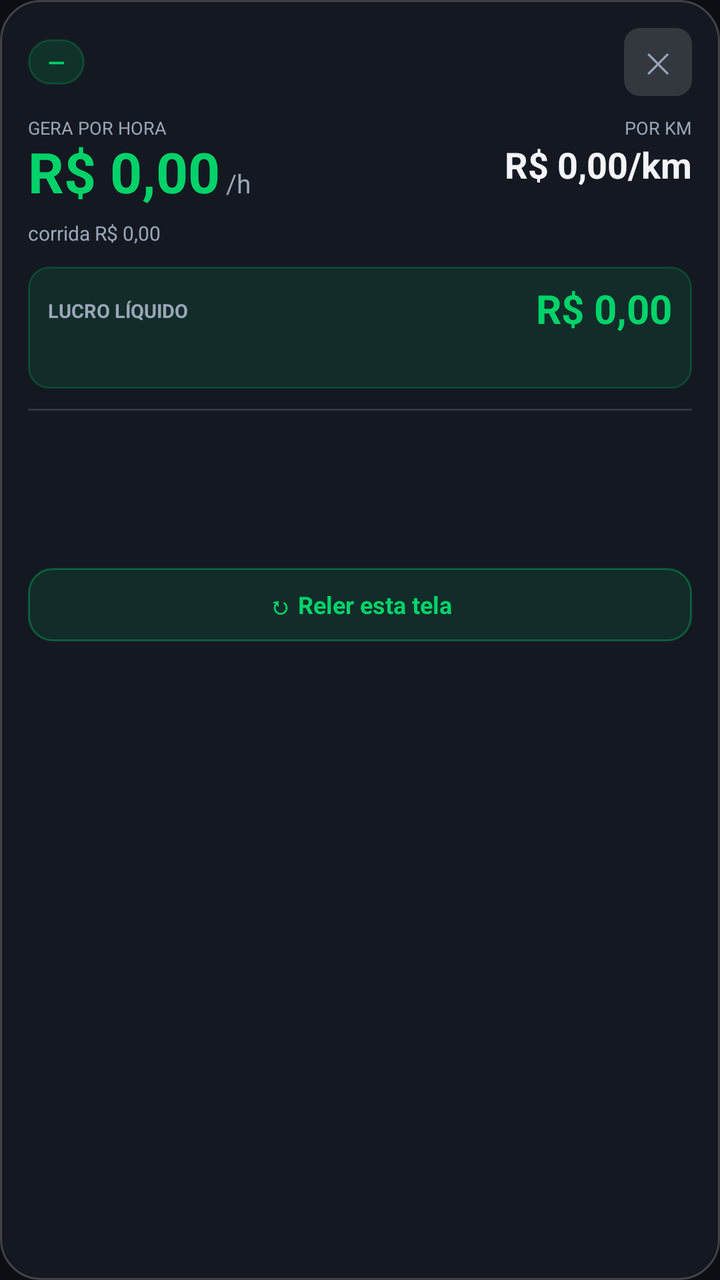
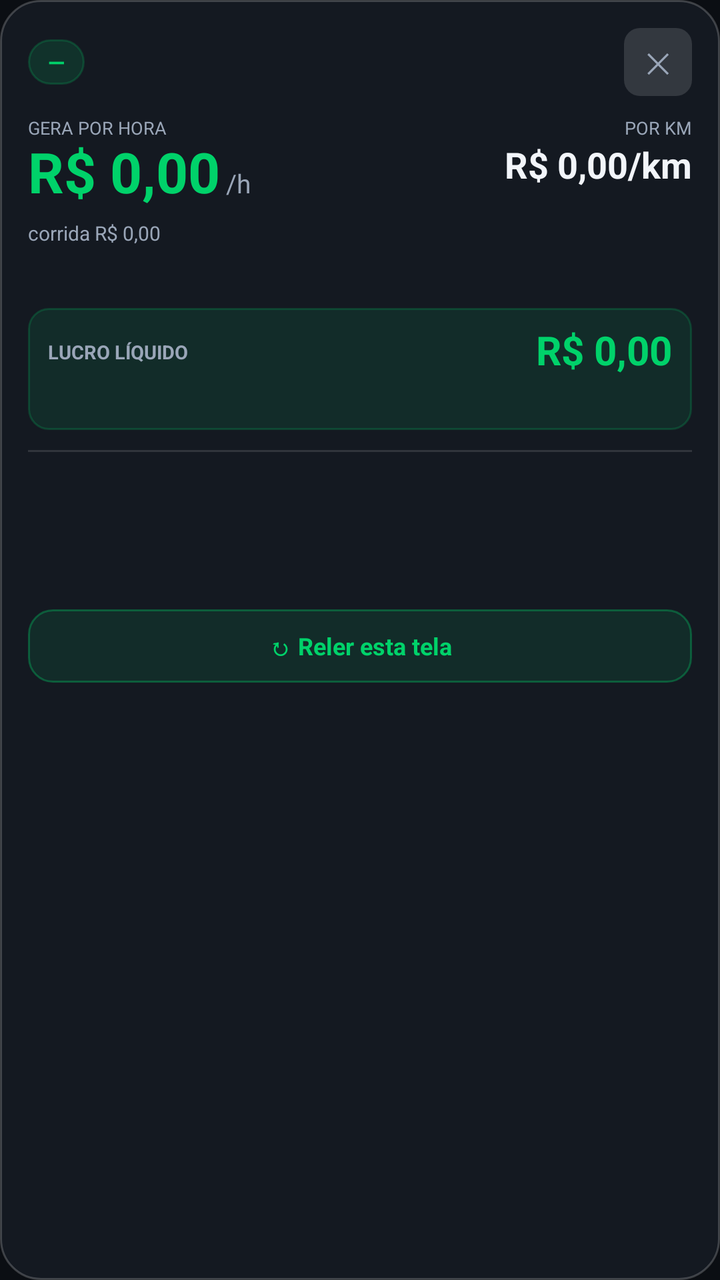

Compare the two renders of this Android layout. The source of the first and the diff that turns it into the second are given below.
<!-- AndroidManifest.xml: application theme Theme.Radar -->
<!-- res/layout/overlay_panel.xml -->
<?xml version="1.0" encoding="utf-8"?>
<LinearLayout xmlns:android="http://schemas.android.com/apk/res/android"
    android:id="@+id/panelRoot"
    android:layout_width="wrap_content"
    android:layout_height="wrap_content"
    android:layout_margin="10dp"
    android:background="@drawable/bg_panel"
    android:orientation="vertical"
    android:padding="14dp">

    <LinearLayout
        android:layout_width="match_parent"
        android:layout_height="wrap_content"
        android:gravity="center_vertical"
        android:orientation="horizontal">

        <TextView
            android:id="@+id/tvVerdict"
            android:layout_width="wrap_content"
            android:layout_height="wrap_content"
            android:background="@drawable/bg_pill"
            android:paddingStart="10dp"
            android:paddingTop="4dp"
            android:paddingEnd="10dp"
            android:paddingBottom="4dp"
            android:text="—"
            android:textColor="@color/green"
            android:textSize="11sp"
            android:textStyle="bold" />

        <TextView
            android:id="@+id/tvApp"
            android:layout_width="0dp"
            android:layout_height="wrap_content"
            android:layout_marginStart="8dp"
            android:layout_weight="1"
            android:maxLines="1"
            android:text=""
            android:textColor="@color/textDim"
            android:textSize="11sp" />

        <TextView
            android:id="@+id/btnClose"
            android:layout_width="34dp"
            android:layout_height="34dp"
            android:background="@drawable/bg_chip"
            android:gravity="center"
            android:text="✕"
            android:textColor="@color/textDim"
            android:textSize="14sp" />
    </LinearLayout>

    
    <LinearLayout
        android:id="@+id/rowMetricas"
        android:layout_width="match_parent"
        android:layout_height="wrap_content"
        android:layout_marginTop="11dp"
        android:orientation="horizontal">

        <LinearLayout
            android:id="@+id/colHora"
            android:layout_width="0dp"
            android:layout_height="wrap_content"
            android:layout_weight="1"
            android:orientation="vertical">

            <TextView
                android:layout_width="wrap_content"
                android:layout_height="wrap_content"
                android:includeFontPadding="false"
                android:text="GERA POR HORA"
                android:textColor="@color/textDim"
                android:textSize="9sp" />

            <LinearLayout
                android:layout_width="wrap_content"
                android:layout_height="wrap_content"
                android:layout_marginTop="1dp"
                android:baselineAligned="true"
                android:orientation="horizontal">

                <TextView
                    android:id="@+id/tvHora"
                    android:layout_width="wrap_content"
                    android:layout_height="wrap_content"
                    android:includeFontPadding="false"
                    android:text="R$ 0,00"
                    android:textColor="@color/green"
                    android:textSize="28sp"
                    android:textStyle="bold" />

                <TextView
                    android:id="@+id/tvHoraSufixo"
                    android:layout_width="wrap_content"
                    android:layout_height="wrap_content"
                    android:layout_marginStart="3dp"
                    android:text="/h"
                    android:textColor="@color/textDim"
                    android:textSize="13sp" />
            </LinearLayout>
        </LinearLayout>

        <LinearLayout
            android:id="@+id/colKm"
            android:layout_width="wrap_content"
            android:layout_height="wrap_content"
            android:gravity="end"
            android:orientation="vertical">

            <TextView
                android:layout_width="wrap_content"
                android:layout_height="wrap_content"
                android:includeFontPadding="false"
                android:gravity="end"
                android:text="POR KM"
                android:textColor="@color/textDim"
                android:textSize="9sp" />

            <TextView
                android:id="@+id/tvKm"
                android:layout_width="wrap_content"
                android:layout_height="wrap_content"
                android:layout_marginTop="3dp"
                android:includeFontPadding="false"
                android:text="R$ 0,00/km"
                android:textColor="@color/text"
                android:textSize="18sp"
                android:textStyle="bold" />
        </LinearLayout>
    </LinearLayout>

    <TextView
        android:id="@+id/tvBruto"
        android:layout_width="match_parent"
        android:layout_height="wrap_content"
        android:layout_marginTop="6dp"
        android:text="corrida R$ 0,00"
        android:textColor="@color/textDim"
        android:textSize="10sp" />

    
    <LinearLayout
        android:id="@+id/boxLucro"
        android:layout_width="match_parent"
        android:layout_height="wrap_content"
        android:layout_marginTop="10dp"
        android:background="@drawable/bg_lucro"
        android:orientation="vertical"
        android:padding="10dp">

        <LinearLayout
            android:layout_width="match_parent"
            android:layout_height="wrap_content"
            android:gravity="center_vertical"
            android:orientation="horizontal">

            <TextView
                android:layout_width="0dp"
                android:layout_height="wrap_content"
                android:layout_weight="1"
                android:text="LUCRO LÍQUIDO"
                android:textColor="@color/textDim"
                android:textSize="9.5sp"
                android:textStyle="bold" />

            <TextView
                android:id="@+id/tvLucroValor"
                android:layout_width="wrap_content"
                android:layout_height="wrap_content"
                android:includeFontPadding="false"
                android:text="R$ 0,00"
                android:textColor="@color/green"
                android:textSize="20sp"
                android:textStyle="bold" />
        </LinearLayout>

        <TextView
            android:id="@+id/tvLucroSub"
            android:layout_width="match_parent"
            android:layout_height="wrap_content"
            android:layout_marginTop="3dp"
            android:lineSpacingExtra="2dp"
            android:text=""
            android:textColor="@color/textDim"
            android:textSize="10.5sp" />
    </LinearLayout>

    <View
        android:id="@+id/divider"
        android:layout_width="match_parent"
        android:layout_height="1dp"
        android:layout_marginTop="10dp"
        android:layout_marginBottom="8dp"
        android:background="#1FFFFFFF" />

    <TextView
        android:id="@+id/tvResumo"
        android:layout_width="match_parent"
        android:layout_height="wrap_content"
        android:lineSpacingExtra="3dp"
        android:text=""
        android:textColor="@color/text"
        android:textSize="12sp" />

    <TextView
        android:id="@+id/tvCustos"
        android:layout_width="match_parent"
        android:layout_height="wrap_content"
        android:layout_marginTop="6dp"
        android:lineSpacingExtra="3dp"
        android:text=""
        android:textColor="@color/textDim"
        android:textSize="11sp" />

    <TextView
        android:id="@+id/tvMeta"
        android:layout_width="match_parent"
        android:layout_height="wrap_content"
        android:layout_marginTop="8dp"
        android:lineSpacingExtra="2dp"
        android:text=""
        android:textColor="@color/yellow"
        android:textSize="11sp" />

    <TextView
        android:id="@+id/btnRepeat"
        android:layout_width="match_parent"
        android:layout_height="wrap_content"
        android:layout_marginTop="11dp"
        android:background="@drawable/bg_btn_primary"
        android:gravity="center"
        android:paddingTop="10dp"
        android:paddingBottom="10dp"
        android:text="↻ Reler esta tela"
        android:textColor="@color/green"
        android:textSize="12sp"
        android:textStyle="bold" />
</LinearLayout>
<!-- resources referenced by this layout -->
<resources>
  <color name="green">#00D26A</color>
  <color name="text">#F2F5FA</color>
  <color name="textDim">#9AA6B8</color>
  <color name="yellow">#FFC531</color>
  <!-- drawable bg_btn_primary (drawable) -->
  <?xml version="1.0" encoding="utf-8"?>
  <shape xmlns:android="http://schemas.android.com/apk/res/android" android:shape="rectangle">
      <solid android:color="#1A00D26A" />
      <corners android:radius="12dp" />
      <stroke android:width="1dp" android:color="#5500D26A" />
  </shape>
  <!-- drawable bg_chip (drawable) -->
  <?xml version="1.0" encoding="utf-8"?>
  <shape xmlns:android="http://schemas.android.com/apk/res/android" android:shape="rectangle">
      <solid android:color="#22FFFFFF" />
      <corners android:radius="8dp" />
  </shape>
  <!-- drawable bg_lucro (drawable) -->
  <?xml version="1.0" encoding="utf-8"?>
  <shape xmlns:android="http://schemas.android.com/apk/res/android" android:shape="rectangle">
      <solid android:color="#1A00D26A" />
      <stroke android:width="1dp" android:color="#3300D26A" />
      <corners android:radius="10dp" />
  </shape>
  <!-- drawable bg_panel (drawable) -->
  <?xml version="1.0" encoding="utf-8"?>
  <shape xmlns:android="http://schemas.android.com/apk/res/android" android:shape="rectangle">
      <solid android:color="#F2151A22" />
      <corners android:radius="20dp" />
      <stroke android:width="1dp" android:color="#33FFFFFF" />
  </shape>
  <!-- drawable bg_pill (drawable) -->
  <?xml version="1.0" encoding="utf-8"?>
  <shape xmlns:android="http://schemas.android.com/apk/res/android" android:shape="rectangle">
      <solid android:color="#2200D26A" />
      <corners android:radius="999dp" />
      <stroke android:width="1dp" android:color="#3300D26A" />
  </shape>
  <style name="Theme.Radar" parent="Theme.MaterialComponents.NoActionBar">
          <item name="android:statusBarColor">@color/bg</item>
          <item name="android:navigationBarColor">@color/bg</item>
          <item name="android:windowBackground">@color/bg</item>
          <item name="android:textColorPrimary">@color/text</item>
          <item name="android:textColorSecondary">@color/textDim</item>
          <item name="colorPrimary">@color/green</item>
          <item name="colorSecondary">@color/blue</item>
          <item name="colorOnPrimary">#04120A</item>
          <item name="android:textColorHint">@color/textDim</item>
          <item name="android:forceDarkAllowed" tools:targetApi="q">false</item>
      </style>
  <color name="bg">#0B0E13</color>
  <color name="blue">#4C8DFF</color>
</resources>

<!-- the commit's change to res/layout/overlay_panel.xml (unified diff, before → after) -->
@@ -140,6 +140,17 @@
         android:textSize="10sp" />
 
     
+    <TextView
+        android:id="@+id/tvEnderecos"
+        android:layout_width="match_parent"
+        android:layout_height="wrap_content"
+        android:layout_marginTop="6dp"
+        android:lineSpacingExtra="2dp"
+        android:text=""
+        android:textColor="@color/textDim"
+        android:textSize="11sp" />
+
+    
     <LinearLayout
         android:id="@+id/boxLucro"
         android:layout_width="match_parent"
